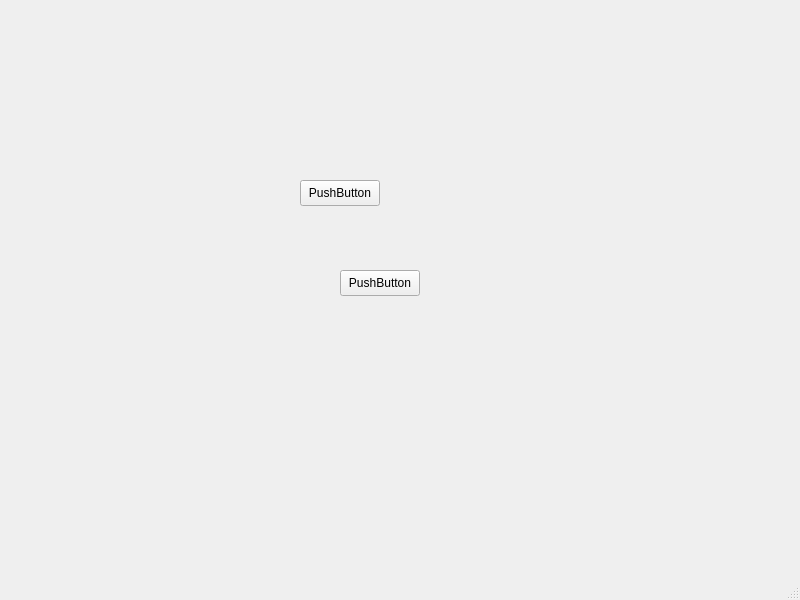
First picture: the form in GUI/forms/tictactoe.ui, repository WallachianMihai/TicTacToe, before the edit.
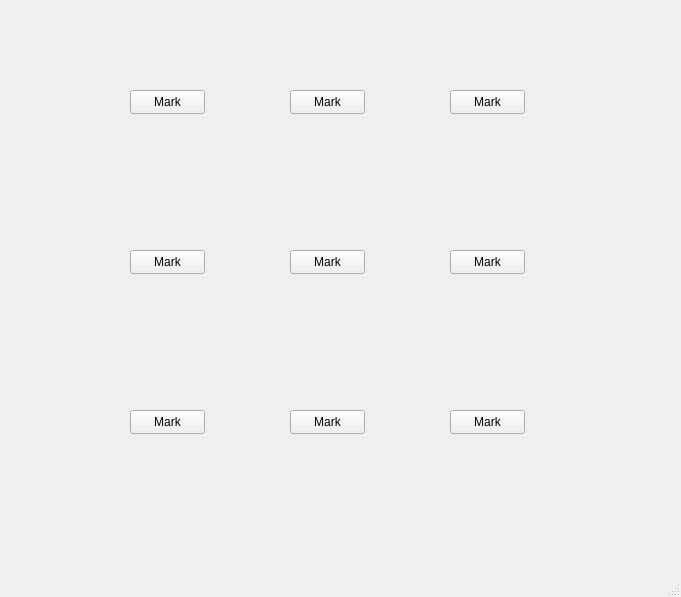
Second picture: the form after the edit.

Commit message: board and buttons

Diff of the .ui file:
```diff
--- a/GUI/forms/tictactoe.ui
+++ b/GUI/forms/tictactoe.ui
@@ -6,38 +6,259 @@
    <rect>
     <x>0</x>
     <y>0</y>
-    <width>800</width>
-    <height>600</height>
+    <width>681</width>
+    <height>597</height>
    </rect>
   </property>
   <property name="windowTitle">
    <string>TicTacToe</string>
   </property>
   <widget class="QWidget" name="centralwidget">
-   <widget class="QPushButton" name="pushButton">
+   <widget class="QLabel" name="board">
     <property name="geometry">
      <rect>
+      <x>100</x>
+      <y>20</y>
+      <width>471</width>
+      <height>491</height>
+     </rect>
+    </property>
+    <property name="text">
+     <string/>
+    </property>
+   </widget>
+   <widget class="QPushButton" name="field_00">
+    <property name="geometry">
+     <rect>
+      <x>130</x>
+      <y>90</y>
+      <width>75</width>
+      <height>24</height>
+     </rect>
+    </property>
+    <property name="text">
+     <string>Mark</string>
+    </property>
+   </widget>
+   <widget class="QPushButton" name="field_01">
+    <property name="geometry">
+     <rect>
+      <x>290</x>
+      <y>90</y>
+      <width>75</width>
+      <height>24</height>
+     </rect>
+    </property>
+    <property name="text">
+     <string>Mark</string>
+    </property>
+   </widget>
+   <widget class="QPushButton" name="field_02">
+    <property name="geometry">
+     <rect>
+      <x>450</x>
+      <y>90</y>
+      <width>75</width>
+      <height>24</height>
+     </rect>
+    </property>
+    <property name="text">
+     <string>Mark</string>
+    </property>
+   </widget>
+   <widget class="QPushButton" name="field_11">
+    <property name="geometry">
+     <rect>
+      <x>290</x>
+      <y>250</y>
+      <width>75</width>
+      <height>24</height>
+     </rect>
+    </property>
+    <property name="text">
+     <string>Mark</string>
+    </property>
+   </widget>
+   <widget class="QPushButton" name="field_10">
+    <property name="geometry">
+     <rect>
+      <x>130</x>
+      <y>250</y>
+      <width>75</width>
+      <height>24</height>
+     </rect>
+    </property>
+    <property name="text">
+     <string>Mark</string>
+    </property>
+   </widget>
+   <widget class="QPushButton" name="field_12">
+    <property name="geometry">
+     <rect>
+      <x>450</x>
+      <y>250</y>
+      <width>75</width>
+      <height>24</height>
+     </rect>
+    </property>
+    <property name="text">
+     <string>Mark</string>
+    </property>
+   </widget>
+   <widget class="QPushButton" name="field_21">
+    <property name="geometry">
+     <rect>
+      <x>290</x>
+      <y>410</y>
+      <width>75</width>
+      <height>24</height>
+     </rect>
+    </property>
+    <property name="text">
+     <string>Mark</string>
+    </property>
+   </widget>
+   <widget class="QPushButton" name="field_22">
+    <property name="geometry">
+     <rect>
+      <x>450</x>
+      <y>410</y>
+      <width>75</width>
+      <height>24</height>
+     </rect>
+    </property>
+    <property name="text">
+     <string>Mark</string>
+    </property>
+   </widget>
+   <widget class="QPushButton" name="field_20">
+    <property name="geometry">
+     <rect>
+      <x>130</x>
+      <y>410</y>
+      <width>75</width>
+      <height>24</height>
+     </rect>
+    </property>
+    <property name="text">
+     <string>Mark</string>
+    </property>
+   </widget>
+   <widget class="QLabel" name="label">
+    <property name="geometry">
+     <rect>
+      <x>140</x>
+      <y>90</y>
+      <width>49</width>
+      <height>16</height>
+     </rect>
+    </property>
+    <property name="text">
+     <string/>
+    </property>
+   </widget>
+   <widget class="QLabel" name="label_2">
+    <property name="geometry">
+     <rect>
       <x>300</x>
-      <y>180</y>
-      <width>80</width>
-      <height>26</height>
+      <y>90</y>
+      <width>49</width>
+      <height>16</height>
      </rect>
     </property>
     <property name="text">
-     <string>PushButton</string>
+     <string/>
     </property>
    </widget>
-   <widget class="QPushButton" name="pushButton_2">
+   <widget class="QLabel" name="label_3">
     <property name="geometry">
      <rect>
-      <x>340</x>
-      <y>270</y>
-      <width>80</width>
-      <height>26</height>
+      <x>460</x>
+      <y>90</y>
+      <width>49</width>
+      <height>16</height>
      </rect>
     </property>
     <property name="text">
-     <string>PushButton</string>
+     <string/>
+    </property>
+   </widget>
+   <widget class="QLabel" name="label_4">
+    <property name="geometry">
+     <rect>
+      <x>140</x>
+      <y>410</y>
+      <width>49</width>
+      <height>16</height>
+     </rect>
+    </property>
+    <property name="text">
+     <string/>
+    </property>
+   </widget>
+   <widget class="QLabel" name="label_5">
+    <property name="geometry">
+     <rect>
+      <x>300</x>
+      <y>410</y>
+      <width>49</width>
+      <height>16</height>
+     </rect>
+    </property>
+    <property name="text">
+     <string/>
+    </property>
+   </widget>
+   <widget class="QLabel" name="label_6">
+    <property name="geometry">
+     <rect>
+      <x>460</x>
+      <y>410</y>
+      <width>49</width>
+      <height>16</height>
+     </rect>
+    </property>
+    <property name="text">
+     <string/>
+    </property>
+   </widget>
+   <widget class="QLabel" name="label_7">
+    <property name="geometry">
+     <rect>
+      <x>460</x>
+      <y>250</y>
+      <width>49</width>
+      <height>16</height>
+     </rect>
+    </property>
+    <property name="text">
+     <string/>
+    </property>
+   </widget>
+   <widget class="QLabel" name="label_8">
+    <property name="geometry">
+     <rect>
+      <x>300</x>
+      <y>250</y>
+      <width>49</width>
+      <height>16</height>
+     </rect>
+    </property>
+    <property name="text">
+     <string/>
+    </property>
+   </widget>
+   <widget class="QLabel" name="label_9">
+    <property name="geometry">
+     <rect>
+      <x>140</x>
+      <y>250</y>
+      <width>49</width>
+      <height>16</height>
+     </rect>
+    </property>
+    <property name="text">
+     <string/>
     </property>
    </widget>
   </widget>
```
Left out of the diff: 4 changed lines with no effect on the pictures. The commit also changes 4 other files.
